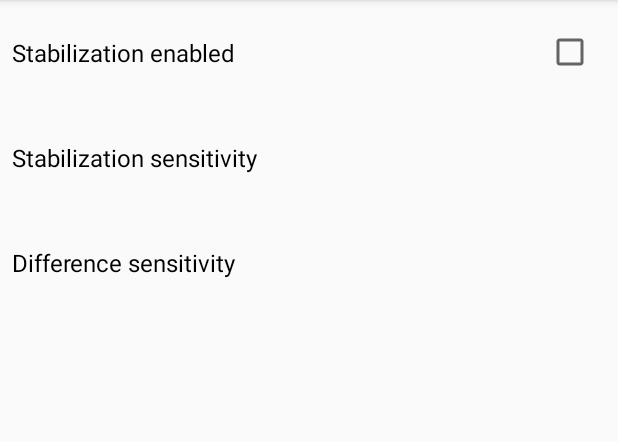
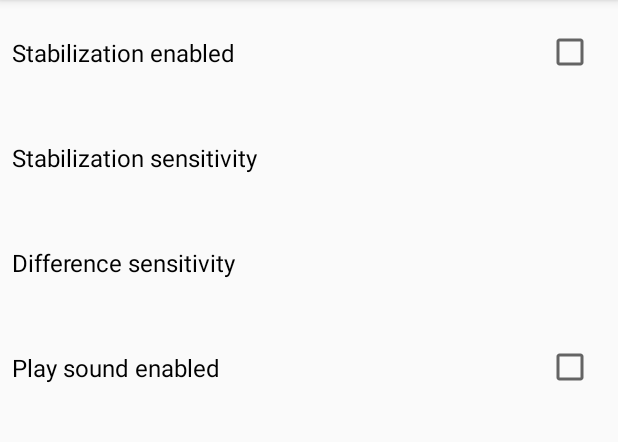
Before and after one commit to ektodorov/sentinel, an Android app: the screen it shows after launch (SettingsActivity), after a tap on "SETTINGS", on a phone screen of 412 x 824 dp, the part 84-526 px from its top. Run offline under Robolectric (Android 15) with nearby library versions, the phone set to English and light mode, and no system bars.

Commit message:
1.Added sound play.

```diff
--- a/Sentinel/app/src/main/java/com/blogspot/techzealous/sentinel/MainActivity.java
+++ b/Sentinel/app/src/main/java/com/blogspot/techzealous/sentinel/MainActivity.java
@@ -4,6 +4,9 @@ import android.content.Intent;
 import android.content.SharedPreferences;
 import android.content.res.Resources;
 import android.graphics.Bitmap;
+import android.media.Ringtone;
+import android.media.RingtoneManager;
+import android.net.Uri;
 import android.os.Bundle;
 import android.os.Handler;
 import android.os.Looper;
@@ -57,6 +60,9 @@ public class MainActivity extends AppCompatActivity {
         mResources = getResources();
         mHandlerMain = new Handler(Looper.getMainLooper());
         mExecutorService = Executors.newSingleThreadExecutor();
+        Uri soundUri = Uri.parse("android.resource://" + getPackageName() + "/" + String.valueOf(R.raw.beep07));
+        Ringtone ringtone = RingtoneManager.getRingtone(this, soundUri);
+        ConstantsS.setRingtone(ringtone);
 
         mButtonSettings.setOnClickListener(new View.OnClickListener() {
             @Override
@@ -106,5 +112,6 @@ public class MainActivity extends AppCompatActivity {
         ConstantsS.setStabilizationEnabled(mPrefs.getBoolean(ConstantsS.PREF_STABILIZATION_ENABLED, false));
         ConstantsS.setThresholdStabilization(mPrefs.getInt(ConstantsS.PREF_THRESHOLD_STABILIZATION, 70));
         ConstantsS.setThresholdDifference(mPrefs.getInt(ConstantsS.PREF_THRESHOLD_DIFFERENCE, 85));
+        ConstantsS.setPlaySoundEnabled(mPrefs.getBoolean(ConstantsS.PREF_PLAY_SOUND, false));
     }
 }
--- a/Sentinel/app/src/main/java/com/blogspot/techzealous/sentinel/SettingsActivity.java
+++ b/Sentinel/app/src/main/java/com/blogspot/techzealous/sentinel/SettingsActivity.java
@@ -20,6 +20,7 @@ public class SettingsActivity extends AppCompatActivity {
     private CheckBox mCheckBoxStabilization;
     private TextView mTextViewStabilizationSensitivity;
     private TextView mTextViewDifferenceSensitivity;
+    private CheckBox mCheckBoxPlaySound;
 
     private SharedPreferences mPrefs;
     private int mThresholdStabilization;
@@ -34,13 +35,16 @@ public class SettingsActivity extends AppCompatActivity {
         mCheckBoxStabilization = (CheckBox)findViewById(R.id.checkBoxStabilizationSettings);
         mTextViewStabilizationSensitivity = (TextView)findViewById(R.id.textViewStabilizationSensitivitySettings);
         mTextViewDifferenceSensitivity = (TextView)findViewById(R.id.textViewDifferenceSensitivitySettings);
+        mCheckBoxPlaySound = (CheckBox)findViewById(R.id.checkBoxPlaySoundSettings);
 
         mPrefs = PreferenceManager.getDefaultSharedPreferences(SettingsActivity.this);
         boolean isStabilizationEnabled = mPrefs.getBoolean(ConstantsS.PREF_STABILIZATION_ENABLED, false);
         mThresholdStabilization = mPrefs.getInt(ConstantsS.PREF_THRESHOLD_STABILIZATION, 70);
         mThresholdDifference = mPrefs.getInt(ConstantsS.PREF_THRESHOLD_DIFFERENCE, 85);
+        boolean isPlaySoundEnabled = mPrefs.getBoolean(ConstantsS.PREF_PLAY_SOUND, false);
 
         mCheckBoxStabilization.setChecked(isStabilizationEnabled);
+        mCheckBoxPlaySound.setChecked(isPlaySoundEnabled);
 
         mCheckBoxStabilization.setOnClickListener(new View.OnClickListener() {
             @Override
@@ -86,5 +90,14 @@ public class SettingsActivity extends AppCompatActivity {
                 dialog.showDialog();
             }
         });
+
+        mCheckBoxPlaySound.setOnClickListener(new View.OnClickListener() {
+            @Override
+            public void onClick(View view) {
+                boolean isChecked = mCheckBoxPlaySound.isChecked();
+                ConstantsS.setPlaySoundEnabled(isChecked);
+                mPrefs.edit().putBoolean(ConstantsS.PREF_PLAY_SOUND, isChecked).commit();
+            }
+        });
     }
 }
--- a/Sentinel/app/src/main/java/com/blogspot/techzealous/sentinel/utils/ConstantsS.java
+++ b/Sentinel/app/src/main/java/com/blogspot/techzealous/sentinel/utils/ConstantsS.java
@@ -1,16 +1,20 @@
 package com.blogspot.techzealous.sentinel.utils;
 
 import android.graphics.Color;
+import android.media.Ringtone;
 
 public class ConstantsS {
 
     private static boolean sStabilizationEnabled = false;
     private static int sThresholdStabilization = 70;
     private static int sThresholdDifference = 85;
+    private static boolean sPlaySoundEnabled = false;
+    private static Ringtone sRingtone;
 
     public static final String PREF_STABILIZATION_ENABLED = "stabilizationenabled";
     public static final String PREF_THRESHOLD_STABILIZATION = "thresholdstabilization";
     public static final String PREF_THRESHOLD_DIFFERENCE = "thresholddifference";
+    public static final String PREF_PLAY_SOUND = "playsound";
 
     public static final String STR_MIME_TYPE_IMAGE = "image/*";
     public static final String STR_MIME_TYPE_VIDEO = "video/*";
@@ -65,4 +69,24 @@ public class ConstantsS {
         int colorPercent = (int)(255 * ((float)(100 - aSensitivity) / 100.0f));
         sThresholdDifference = Color.argb(255, colorPercent, colorPercent, colorPercent);
     }
+
+    /**
+     * sPlaySoundEnabled
+     * Play sound if there is difference detected and a difference rectangle drawn on the screen.
+     */
+    public static boolean getPlaySoundEnabled() {
+        return sPlaySoundEnabled;
+    }
+
+    public static void setPlaySoundEnabled(boolean aIsEnabled) {
+        sPlaySoundEnabled = aIsEnabled;
+    }
+
+    public static Ringtone getRingtone() {
+        return sRingtone;
+    }
+
+    public static void setRingtone(Ringtone aRingtone) {
+        sRingtone = aRingtone;
+    }
 }
--- a/Sentinel/app/src/main/res/layout/activity_settings.xml
+++ b/Sentinel/app/src/main/res/layout/activity_settings.xml
@@ -57,5 +57,29 @@
             android:text="@string/difference_sensitivity"
             android:id="@+id/textViewDifferenceSensitivitySettings"/>
 
+        <RelativeLayout
+            android:layout_width="match_parent"
+            android:layout_height="70dp"
+            android:paddingRight="16dp"
+            android:paddingEnd="16dp">
+
+            <TextView
+                android:layout_width="wrap_content"
+                android:layout_height="wrap_content"
+                android:layout_centerVertical="true"
+                android:textSize="16sp"
+                android:textColor="@android:color/black"
+                android:text="@string/play_sound_enabled"
+                android:id="@+id/textViewPlaySoundSettings"/>
+
+            <CheckBox
+                android:layout_width="wrap_content"
+                android:layout_height="wrap_content"
+                android:layout_alignParentEnd="true"
+                android:layout_alignParentRight="true"
+                android:layout_centerVertical="true"
+                android:id="@+id/checkBoxPlaySoundSettings"/>
+        </RelativeLayout>
+
     </LinearLayout>
 </ScrollView>
--- a/Sentinel/app/src/main/res/values/strings.xml
+++ b/Sentinel/app/src/main/res/values/strings.xml
@@ -18,4 +18,5 @@
     <string name="stabilization_enabled">Stabilization enabled</string>
     <string name="stabilization_sensitivity">Stabilization sensitivity</string>
     <string name="difference_sensitivity">Difference sensitivity</string>
+    <string name="play_sound_enabled">Play sound enabled</string>
 </resources>
```
Also changed, not shown: Sentinel/app/src/main/java/com/blogspot/techzealous/sentinel/CameraActivity.java (+22 -1 lines), Sentinel/app/src/main/java/com/blogspot/techzealous/sentinel/PictureActivity.java (+8 -0 lines), Sentinel/app/src/main/java/com/blogspot/techzealous/sentinel/VideoActivity.java (+22 -1 lines), Sentinel/app/src/main/java/com/blogspot/techzealous/sentinel/utils/ImageUtils.java (+14 -0 lines), 2 other files.
